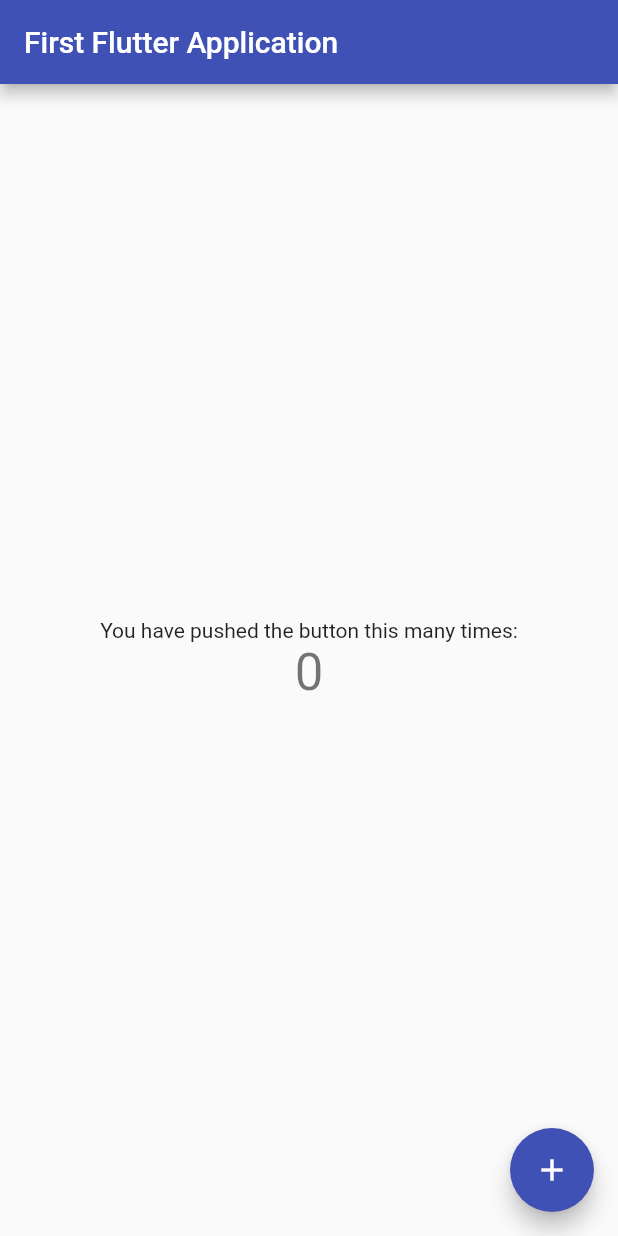
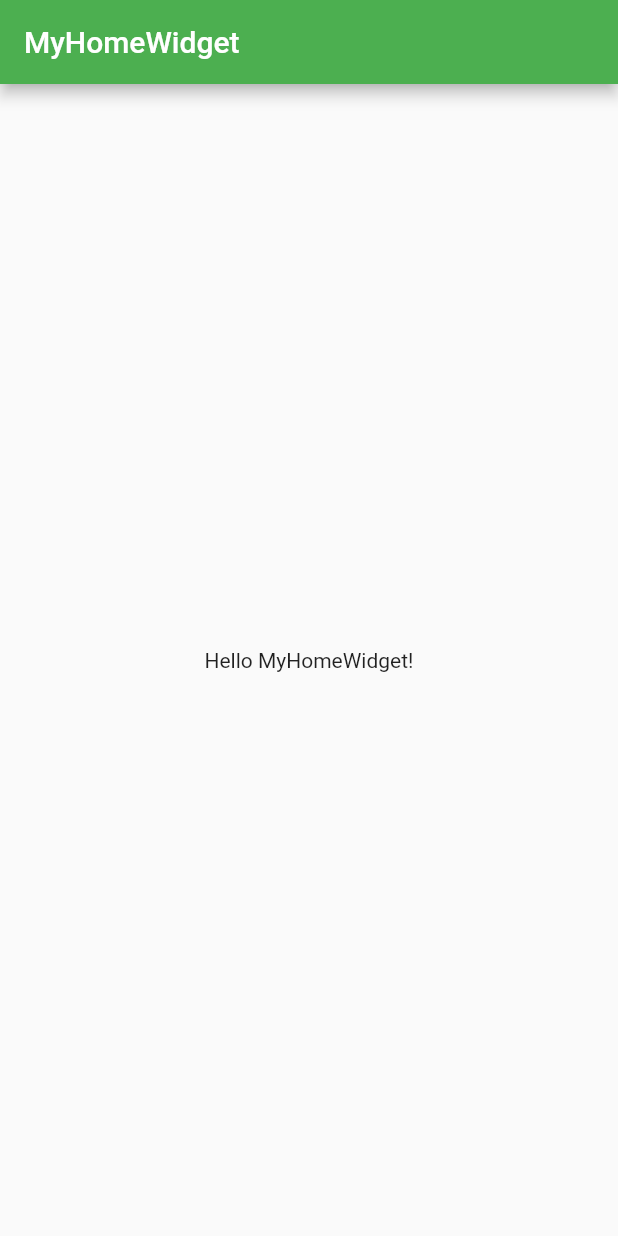
Before and after one commit to tanveerahmed1987/flutter_app, a Flutter app: the screen it shows after launch, on a phone screen of 412 x 824 dp. Run offline on Flutter 3.47's test engine with Material 2 defaults, Android fonts, the phone set to English and light mode, and no system bars.

Commit message:
Basic Flutter App

```diff
--- a/lib/main.dart
+++ b/lib/main.dart
@@ -1,119 +1,30 @@
 import 'package:flutter/material.dart';
-
 void main() {
-  runApp(MyApp());
+  runApp(
+    MaterialApp(
+      title: 'Flutter Tutorial',
+      home: MyHomeWidget(),
+      theme: ThemeData(
+        primarySwatch: Colors.green,
+      ),
+      debugShowCheckedModeBanner: false,
+    )
+  );
 }
 
-class MyApp extends StatelessWidget {
-  // This widget is the root of your application.
+class MyHomeWidget extends StatelessWidget {
   @override
   Widget build(BuildContext context) {
-    return MaterialApp(
-      title: 'Flutter Demo',
-      debugShowCheckedModeBanner: false,
-      theme: ThemeData(
-        // This is the theme of your application.
-        //
-        // Try running your application with "flutter run". You'll see the
-        // application has a blue toolbar. Then, without quitting the app, try
-        // changing the primarySwatch below to Colors.green and then invoke
-        // "hot reload" (press "r" in the console where you ran "flutter run",
-        // or simply save your changes to "hot reload" in a Flutter IDE).
-        // Notice that the counter didn't reset back to zero; the application
-        // is not restarted.
-        primarySwatch: Colors.indigo,
-        // This makes the visual density adapt to the platform that you run
-        // the app on. For desktop platforms, the controls will be smaller and
-        // closer together (more dense) than on mobile platforms.
-        visualDensity: VisualDensity.adaptivePlatformDensity,
+    return Scaffold(
+      appBar: AppBar(
+        title: Text('MyHomeWidget'),
       ),
-      home: MyHomePage(title: 'First Flutter Application'),
+      body:
+        Container(
+          child: Center(
+            child: Text('Hello MyHomeWidget!')
+          )
+        ),
     );
   }
 }
-
-class MyHomePage extends StatefulWidget {
-  MyHomePage({Key key, this.title}) : super(key: key);
-
-  // This widget is the home page of your application. It is stateful, meaning
-  // that it has a State object (defined below) that contains fields that affect
-  // how it looks.
-
-  // This class is the configuration for the state. It holds the values (in this
-  // case the title) provided by the parent (in this case the App widget) and
-  // used by the build method of the State. Fields in a Widget subclass are
-  // always marked "final".
-
-  final String title;
-
-  @override
-  _MyHomePageState createState() => _MyHomePageState();
-}
-
-class _MyHomePageState extends State<MyHomePage> {
-  int _counter = 0;
-
-  void _incrementCounter() {
-    setState(() {
-      // This call to setState tells the Flutter framework that something has
-      // changed in this State, which causes it to rerun the build method below
-      // so that the display can reflect the updated values. If we changed
-      // _counter without calling setState(), then the build method would not be
-      // called again, and so nothing would appear to happen.
-      _counter++;
-    });
-  }
-
-  @override
-  Widget build(BuildContext context) {
-    // This method is rerun every time setState is called, for instance as done
-    // by the _incrementCounter method above.
-    //
-    // The Flutter framework has been optimized to make rerunning build methods
-    // fast, so that you can just rebuild anything that needs updating rather
-    // than having to individually change instances of widgets.
-    return Scaffold(
-      appBar: AppBar(
-        // Here we take the value from the MyHomePage object that was created by
-        // the App.build method, and use it to set our appbar title.
-        title: Text(widget.title),
-
-      ),
-      body: Center(
-        // Center is a layout widget. It takes a single child and positions it
-        // in the middle of the parent.
-        child: Column(
-          // Column is also a layout widget. It takes a list of children and
-          // arranges them vertically. By default, it sizes itself to fit its
-          // children horizontally, and tries to be as tall as its parent.
-          //
-          // Invoke "debug painting" (press "p" in the console, choose the
-          // "Toggle Debug Paint" action from the Flutter Inspector in Android
-          // Studio, or the "Toggle Debug Paint" command in Visual Studio Code)
-          // to see the wireframe for each widget.
-          //
-          // Column has various properties to control how it sizes itself and
-          // how it positions its children. Here we use mainAxisAlignment to
-          // center the children vertically; the main axis here is the vertical
-          // axis because Columns are vertical (the cross axis would be
-          // horizontal).
-          mainAxisAlignment: MainAxisAlignment.center,
-          children: <Widget>[
-            Text(
-              'You have pushed the button this many times:',
-            ),
-            Text(
-              '$_counter',
-              style: Theme.of(context).textTheme.headline4,
-            ),
-          ],
-        ),
-      ),
-      floatingActionButton: FloatingActionButton(
-        onPressed: _incrementCounter,
-        tooltip: 'Increment',
-        child: Icon(Icons.add),
-      ), // This trailing comma makes auto-formatting nicer for build methods.
-    );
-  }
-}
```
